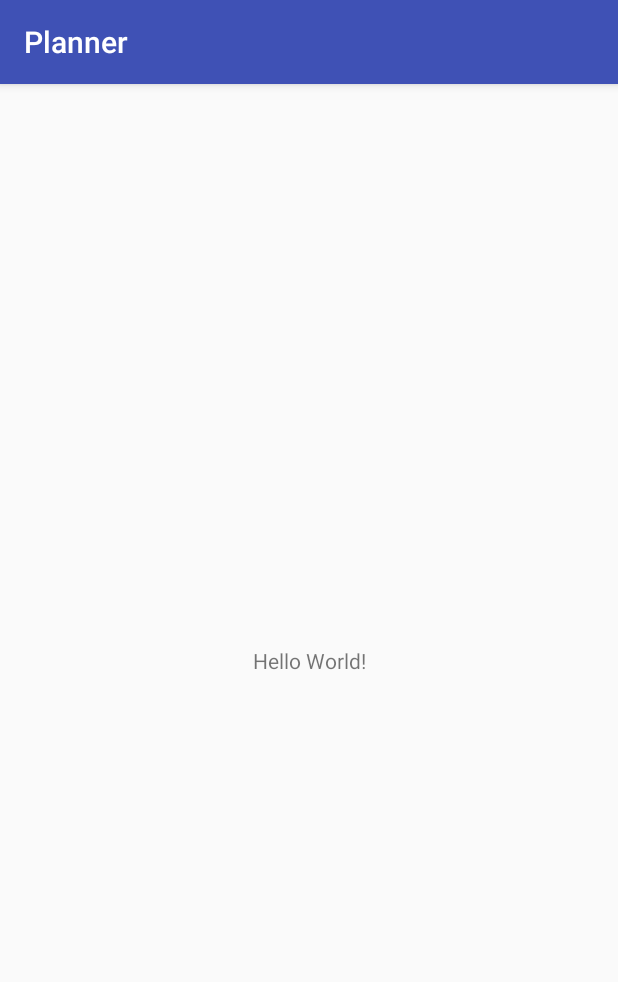
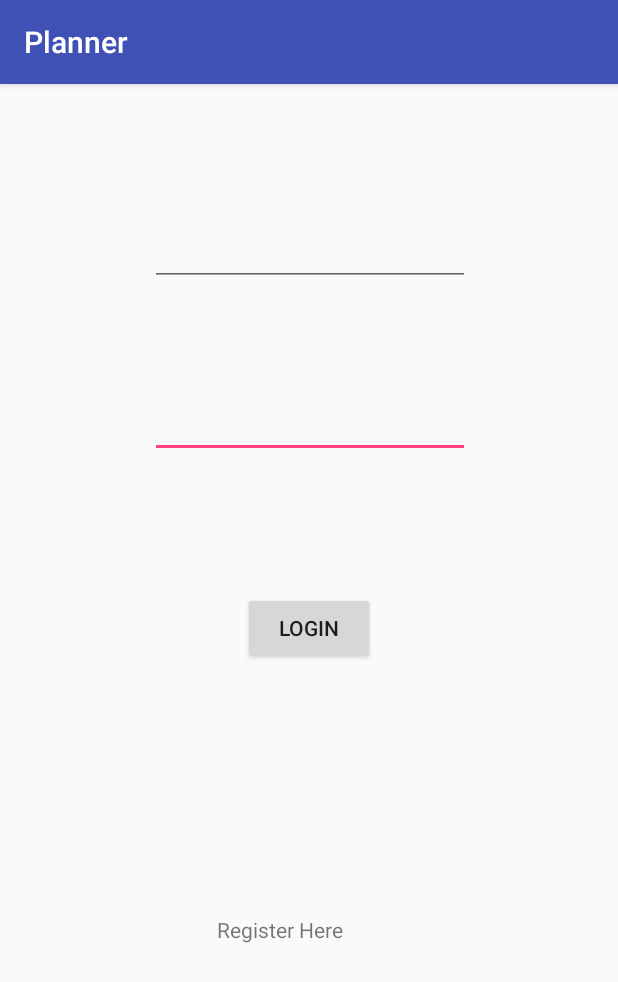
Before and after one commit to KevinError/ProPlanner, an Android app: the screen it shows after launch (MainActivity before the commit, LoginActivity after it), on a phone screen of 412 x 824 dp. Shown: the top 982 px of the screen. Run offline under Robolectric (Android 15) with nearby library versions, the phone set to English and light mode, and no system bars.

Commit message:
Up to Register is done
register works

```diff
--- a/app/build.gradle
+++ b/app/build.gradle
@@ -22,7 +22,9 @@ dependencies {
     implementation fileTree(dir: 'libs', include: ['*.jar'])
     implementation 'com.android.support:appcompat-v7:26.1.0'
     implementation 'com.android.support.constraint:constraint-layout:1.0.2'
+    implementation 'com.android.support:design:26.1.0'
     testImplementation 'junit:junit:4.12'
     androidTestImplementation 'com.android.support.test:runner:1.0.1'
     androidTestImplementation 'com.android.support.test.espresso:espresso-core:3.0.1'
+    compile 'com.android.volley:volley:1.0.0'
 }
--- a/app/src/main/AndroidManifest.xml
+++ b/app/src/main/AndroidManifest.xml
@@ -1,6 +1,8 @@
 <?xml version="1.0" encoding="utf-8"?>
 <manifest xmlns:android="http://schemas.android.com/apk/res/android"
     package="com.planner.planner">
+
+    <uses-permission android:name="android.permission.INTERNET"></uses-permission>
 
     <application
         android:allowBackup="true"
@@ -9,13 +11,14 @@
         android:roundIcon="@mipmap/ic_launcher_round"
         android:supportsRtl="true"
         android:theme="@style/AppTheme">
-        <activity android:name=".MainActivity">
+        <activity android:name=".LoginActivity">
             <intent-filter>
                 <action android:name="android.intent.action.MAIN" />
 
                 <category android:name="android.intent.category.LAUNCHER" />
             </intent-filter>
         </activity>
+        <activity android:name=".RegisterActivity"></activity>
     </application>
 
 </manifest>
--- /dev/null
+++ b/app/src/main/java/com/planner/planner/LoginActivity.java
@@ -0,0 +1,36 @@
+package com.planner.planner;
+
+import android.content.Intent;
+import android.support.v7.app.AppCompatActivity;
+import android.os.Bundle;
+import android.util.Log;
+import android.view.View;
+import android.widget.Button;
+import android.widget.EditText;
+import android.widget.TextView;
+
+public class LoginActivity extends AppCompatActivity {
+
+    @Override
+    protected void onCreate(Bundle savedInstanceState) {
+        super.onCreate(savedInstanceState);
+        setContentView(R.layout.activity_login);
+
+        final EditText userNameEditTexT = (EditText) findViewById(R.id.userNameEditText);
+        final EditText passwordEditTexT = (EditText) findViewById(R.id.passwordEditText);
+
+        final Button registerButton = (Button) findViewById(R.id.loginButton);
+
+        final TextView registerLink = (TextView) findViewById(R.id.registerLink);
+
+        registerLink.setOnClickListener(new View.OnClickListener() {
+            @Override
+            public void onClick(View view) {
+                Intent registerIntent = new Intent(LoginActivity.this,RegisterActivity.class);
+                LoginActivity.this.startActivity(registerIntent);
+
+            }
+        });
+    }
+
+}
--- a/app/src/main/java/com/planner/planner/MainActivity.java
+++ b/app/src/main/java/com/planner/planner/MainActivity.java
@@ -11,6 +11,5 @@ public class MainActivity extends AppCompatActivity {
         setContentView(R.layout.activity_main);
     }
 
-    //Testing only test test
-    //David L
+
 }
--- /dev/null
+++ b/app/src/main/res/layout/activity_login.xml
@@ -0,0 +1,72 @@
+<?xml version="1.0" encoding="utf-8"?>
+<android.support.constraint.ConstraintLayout xmlns:android="http://schemas.android.com/apk/res/android"
+    xmlns:app="http://schemas.android.com/apk/res-auto"
+    xmlns:tools="http://schemas.android.com/tools"
+    android:layout_width="match_parent"
+    android:layout_height="match_parent"
+    tools:context="com.planner.planner.LoginActivity">
+
+
+    <EditText
+        android:id="@+id/passwordEditText"
+        android:layout_width="wrap_content"
+        android:layout_height="wrap_content"
+        android:layout_marginBottom="8dp"
+        android:layout_marginEnd="8dp"
+        android:layout_marginStart="8dp"
+        android:layout_marginTop="8dp"
+        android:ems="10"
+        android:inputType="textPersonName"
+        app:layout_constraintBottom_toBottomOf="parent"
+        app:layout_constraintEnd_toEndOf="parent"
+        app:layout_constraintHorizontal_bias="0.503"
+        app:layout_constraintStart_toStartOf="parent"
+        app:layout_constraintTop_toBottomOf="@+id/userNameEditText"
+        app:layout_constraintVertical_bias="0.107" />
+
+    <EditText
+        android:id="@+id/userNameEditText"
+        android:layout_width="wrap_content"
+        android:layout_height="wrap_content"
+        android:layout_marginBottom="8dp"
+        android:layout_marginEnd="8dp"
+        android:layout_marginStart="8dp"
+        android:layout_marginTop="8dp"
+        android:ems="10"
+        android:inputType="textPersonName"
+        app:layout_constraintBottom_toBottomOf="parent"
+        app:layout_constraintEnd_toEndOf="parent"
+        app:layout_constraintHorizontal_bias="0.503"
+        app:layout_constraintStart_toStartOf="parent"
+        app:layout_constraintTop_toTopOf="parent"
+        app:layout_constraintVertical_bias="0.115" />
+
+    <Button
+        android:id="@+id/loginButton"
+        android:layout_width="wrap_content"
+        android:layout_height="wrap_content"
+        android:layout_marginBottom="8dp"
+        android:layout_marginEnd="8dp"
+        android:layout_marginStart="8dp"
+        android:layout_marginTop="8dp"
+        android:text="Login"
+        app:layout_constraintBottom_toBottomOf="parent"
+        app:layout_constraintEnd_toEndOf="parent"
+        app:layout_constraintStart_toStartOf="parent"
+        app:layout_constraintTop_toBottomOf="@+id/passwordEditText"
+        app:layout_constraintVertical_bias="0.179" />
+
+    <TextView
+        android:id="@+id/registerLink"
+        android:layout_width="123dp"
+        android:layout_height="47dp"
+        android:layout_marginBottom="8dp"
+        android:layout_marginEnd="8dp"
+        android:layout_marginStart="8dp"
+        android:layout_marginTop="8dp"
+        android:text="Register Here"
+        app:layout_constraintBottom_toBottomOf="parent"
+        app:layout_constraintEnd_toEndOf="parent"
+        app:layout_constraintStart_toStartOf="parent"
+        app:layout_constraintTop_toBottomOf="@+id/loginButton" />
+</android.support.constraint.ConstraintLayout>
--- /dev/null
+++ b/app/src/main/res/values/dimens.xml
@@ -0,0 +1,5 @@
+<resources>
+    <!-- Default screen margins, per the Android Design guidelines. -->
+    <dimen name="activity_horizontal_margin">16dp</dimen>
+    <dimen name="activity_vertical_margin">16dp</dimen>
+</resources>
```
Also changed, not shown: app/src/main/java/com/planner/planner/RegisterActivity.java (added, +75 -0 lines), app/src/main/java/com/planner/planner/RegisterRequest.java (added, +27 -0 lines), app/src/main/res/layout/activity_register.xml (added, +77 -0 lines), app/src/main/res/values/strings.xml (+14 -0 lines).
